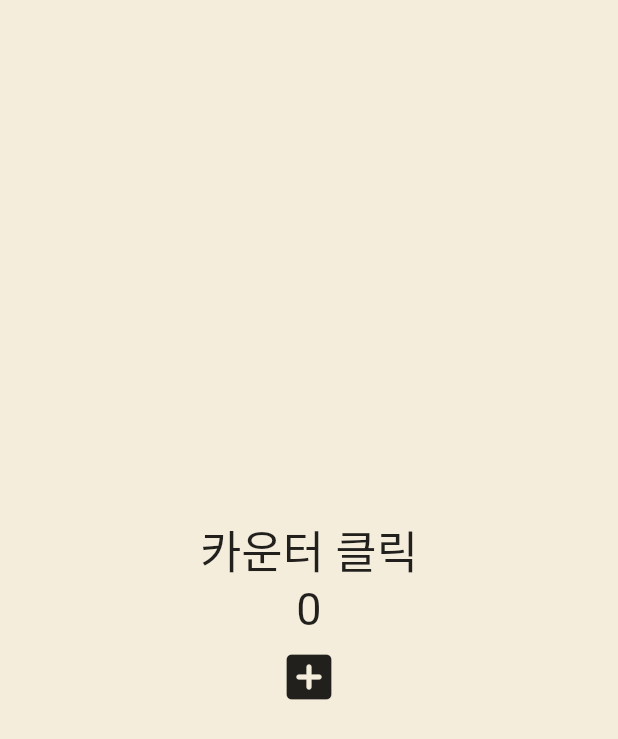
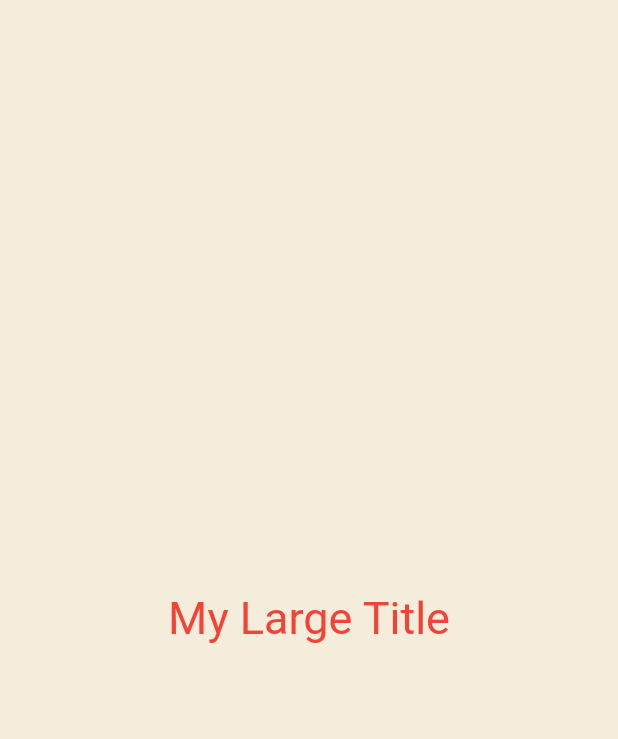
Before and after one commit to qusalsdn/toonflix, a Flutter app: the screen it shows after launch, on a phone screen of 412 x 824 dp. Shown: the top 739 px of the screen. Run offline on Flutter 3.47's test engine with Material 2 defaults, Android fonts, the phone set to English and light mode, and no system bars.

Commit message:
BuildContext

```diff
--- a/lib/main.dart
+++ b/lib/main.dart
@@ -165,40 +165,23 @@ class App extends StatefulWidget {
 }
 
 class _AppState extends State<App> {
-  int counter = 0;
-
-  void onClicked() {
-    counter++;
-  }
-
   @override
   Widget build(BuildContext context) {
     return MaterialApp(
-      home: Scaffold(
-        backgroundColor: const Color(0xFFF4EDDB),
+      theme: ThemeData(
+        textTheme: const TextTheme(
+          titleLarge: TextStyle(
+            color: Colors.red,
+          ),
+        ),
+      ),
+      home: const Scaffold(
+        backgroundColor: Color(0xFFF4EDDB),
         body: Center(
           child: Column(
             mainAxisAlignment: MainAxisAlignment.center,
             children: [
-              const Text(
-                '카운터 클릭',
-                style: TextStyle(
-                  fontSize: 30,
-                ),
-              ),
-              Text(
-                '$counter',
-                style: const TextStyle(
-                  fontSize: 30,
-                ),
-              ),
-              IconButton(
-                iconSize: 40,
-                onPressed: onClicked,
-                icon: const Icon(
-                  Icons.add_box_rounded,
-                ),
-              ),
+              MyLargeTitle(),
             ],
           ),
         ),
@@ -206,3 +189,21 @@ class _AppState extends State<App> {
     );
   }
 }
+
+class MyLargeTitle extends StatelessWidget {
+  const MyLargeTitle({
+    super.key,
+  });
+
+  @override
+  Widget build(BuildContext context) {
+    return Text(
+      'My Large Title',
+      style: TextStyle(
+        fontSize: 30,
+        // context를 이용하면 부모요소에 접근할 수 있다.
+        color: Theme.of(context).textTheme.titleLarge?.color,
+      ),
+    );
+  }
+}
```
